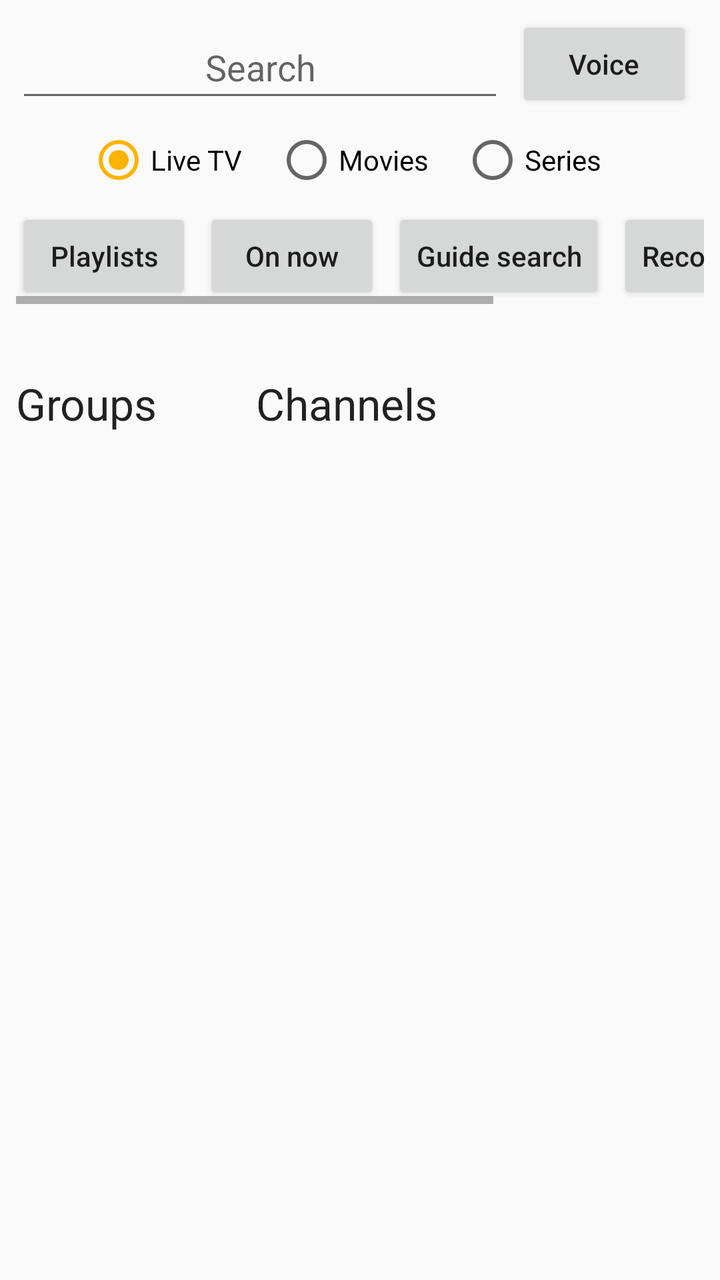
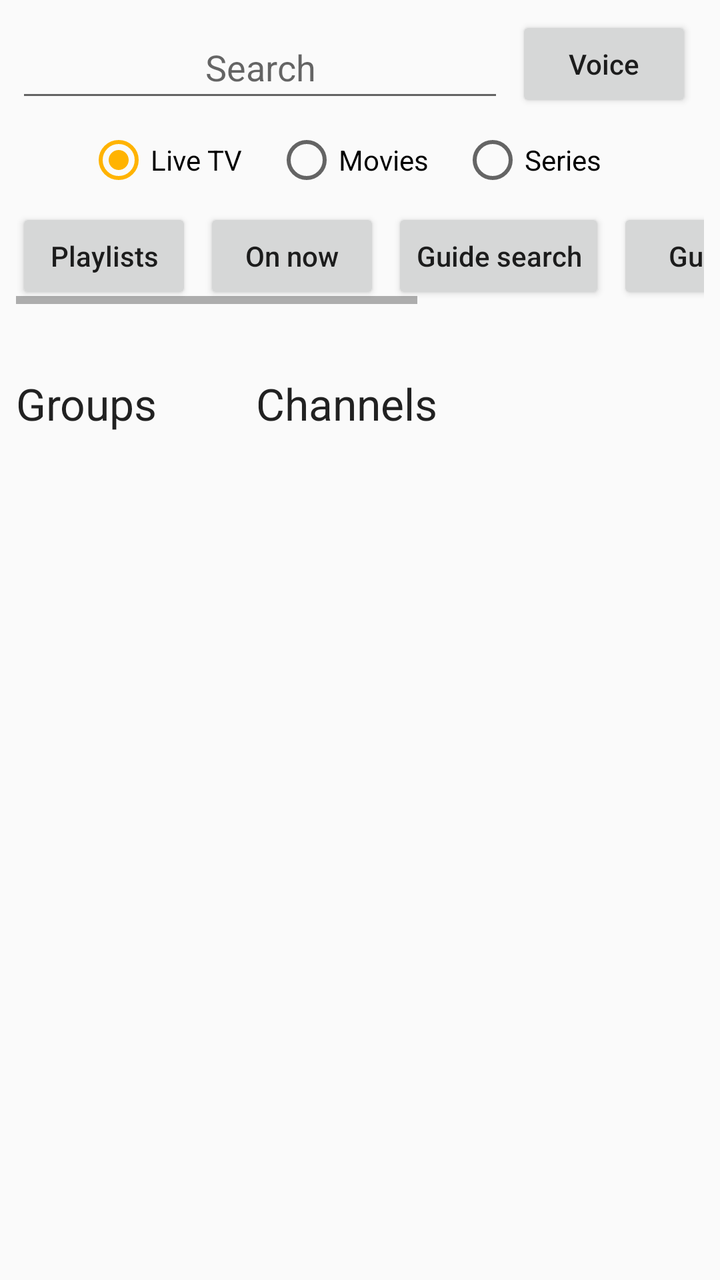

Screens rendered from an Android XML layout before and after an edit, with the pre-edit source and the edit as a unified diff.
<!-- AndroidManifest.xml: application theme AppTheme -->
<!-- res/layout/activity_main.xml -->
<?xml version="1.0" encoding="utf-8"?>
<LinearLayout xmlns:android="http://schemas.android.com/apk/res/android"
	android:layout_width="match_parent"
	android:layout_height="match_parent"
	android:orientation="vertical"
	android:padding="8dp">

	
	<LinearLayout
		android:layout_width="match_parent"
		android:layout_height="wrap_content"
		android:layout_marginHorizontal="@dimen/search_margin"
		android:gravity="center_vertical"
		android:orientation="horizontal">

		<EditText
			android:id="@+id/filter"
			android:layout_width="0dp"
			android:layout_height="wrap_content"
			android:layout_weight="1"
			android:gravity="center"
			android:hint="@string/search"
			android:imeOptions="actionSearch"
			android:importantForAutofill="no"
			android:inputType="text"
			android:minHeight="48dp" />

		<Button
			android:id="@+id/btnVoice"
			style="@style/BarButton"
			android:layout_marginStart="6dp"
			android:text="@string/voice_search" />
	</LinearLayout>

	<RadioGroup
		android:id="@+id/sections"
		android:layout_width="match_parent"
		android:layout_height="wrap_content"
		android:contentDescription="@string/section"
		android:gravity="center_horizontal"
		android:orientation="horizontal">

		<RadioButton android:id="@+id/secLive" style="@style/SectionRadio" android:checked="true" android:text="@string/live_tv" />
		<RadioButton android:id="@+id/secMovies" style="@style/SectionRadio" android:text="@string/movies" />
		<RadioButton android:id="@+id/secSeries" style="@style/SectionRadio" android:text="@string/series" />
	</RadioGroup>

	
	<HorizontalScrollView
		android:layout_width="match_parent"
		android:layout_height="wrap_content">

		<LinearLayout
			android:layout_width="wrap_content"
			android:layout_height="wrap_content"
			android:orientation="horizontal">

			<Button android:id="@+id/btnSources" style="@style/BarButton" android:text="@string/playlists_and_guides" />
			<Button android:id="@+id/btnOnNow" style="@style/BarButton" android:text="@string/whats_on_now" />
			<Button android:id="@+id/btnGuideSearch" style="@style/BarButton" android:text="@string/search_guide" />
			<Button android:id="@+id/btnRecordings" style="@style/BarButton" android:text="@string/recordings" />
			<Button android:id="@+id/btnMore" style="@style/BarButton" android:text="@string/more" />
		</LinearLayout>
	</HorizontalScrollView>

	<TextView
		android:id="@+id/status"
		android:layout_width="match_parent"
		android:layout_height="wrap_content"
		android:accessibilityLiveRegion="polite"
		android:paddingVertical="4dp" />

	<LinearLayout
		android:layout_width="match_parent"
		android:layout_height="0dp"
		android:layout_weight="1"
		android:baselineAligned="false"
		android:orientation="horizontal">

		<LinearLayout
			android:layout_width="0dp"
			android:layout_height="match_parent"
			android:layout_weight="1"
			android:orientation="vertical">

			<TextView
				android:id="@+id/groupsHeading"
				style="@style/Heading"
				android:text="@string/groups" />

			<androidx.recyclerview.widget.RecyclerView
				android:id="@+id/groups"
				android:layout_width="match_parent"
				android:layout_height="match_parent"
				android:contentDescription="@string/groups" />
		</LinearLayout>

		<LinearLayout
			android:layout_width="0dp"
			android:layout_height="match_parent"
			android:layout_marginStart="8dp"
			android:layout_weight="2"
			android:orientation="vertical">

			<TextView
				android:id="@+id/channelsHeading"
				style="@style/Heading"
				android:text="@string/channels" />

			<androidx.recyclerview.widget.RecyclerView
				android:id="@+id/channels"
				android:layout_width="match_parent"
				android:layout_height="0dp"
				android:layout_weight="1"
				android:contentDescription="@string/channels" />

			<TextView
				android:id="@+id/details"
				android:layout_width="match_parent"
				android:layout_height="wrap_content"
				android:maxLines="4"
				android:paddingVertical="4dp" />
		</LinearLayout>
	</LinearLayout>
</LinearLayout>
<!-- resources referenced by this layout -->
<resources>
  <dimen name="search_margin">0dp</dimen>
  <string name="channels">Channels</string>
  <string name="groups">Groups</string>
  <string name="live_tv">Live TV</string>
  <string name="more">More</string>
  <string name="movies">Movies</string>
  <string name="playlists_and_guides">Playlists</string>
  <string name="recordings">Recordings</string>
  <string name="search">Search</string>
  <string name="search_guide">Guide search</string>
  <string name="section">Section</string>
  <string name="series">Series</string>
  <string name="voice_search">Voice</string>
  <string name="whats_on_now">On now</string>
  <style name="BarButton" parent="Widget.AppCompat.Button">
  		<item name="android:layout_width">wrap_content</item>
  		<item name="android:layout_height">wrap_content</item>
  		<item name="android:minHeight">48dp</item>
  		<item name="android:layout_marginEnd">6dp</item>
  		<item name="android:textAllCaps">false</item>
  		<item name="android:foreground">@drawable/focus_ring</item>
  	</style>
  <style name="Heading">
  		<item name="android:layout_width">match_parent</item>
  		<item name="android:layout_height">wrap_content</item>
  		<item name="android:paddingTop">8dp</item>
  		<item name="android:paddingBottom">4dp</item>
  		<item name="android:textAppearance">?android:attr/textAppearanceLarge</item>
  		<item name="android:accessibilityHeading">true</item>
  	</style>
  <style name="SectionRadio" parent="Widget.AppCompat.CompoundButton.RadioButton">
  		<item name="android:layout_width">wrap_content</item>
  		<item name="android:layout_height">wrap_content</item>
  		<item name="android:minHeight">48dp</item>
  		<item name="android:layout_marginEnd">16dp</item>
  		<item name="android:foreground">@drawable/focus_ring</item>
  	</style>
  <style name="AppTheme" parent="Theme.AppCompat.DayNight.DarkActionBar">
  		<item name="colorPrimary">@color/brand</item>
  		<item name="colorPrimaryDark">@color/brand_dark</item>
  		<item name="colorAccent">@color/focus_ring</item>
  	</style>
  <!-- drawable focus_ring (drawable) -->
  <?xml version="1.0" encoding="utf-8"?>
  <selector xmlns:android="http://schemas.android.com/apk/res/android">
  	<item android:state_focused="true">
  		<shape>
  			<stroke android:width="3dp" android:color="@color/focus_ring" />
  			<corners android:radius="4dp" />
  		</shape>
  	</item>
  	<item android:drawable="@android:color/transparent" />
  </selector>
  <color name="brand">#0B5394</color>
  <color name="brand_dark">#073763</color>
  <color name="focus_ring">#FFB300</color>
</resources>

<!-- the commit's change to res/layout/activity_main.xml (unified diff, before → after) -->
@@ -58,6 +58,7 @@
 			<Button android:id="@+id/btnSources" style="@style/BarButton" android:text="@string/playlists_and_guides" />
 			<Button android:id="@+id/btnOnNow" style="@style/BarButton" android:text="@string/whats_on_now" />
 			<Button android:id="@+id/btnGuideSearch" style="@style/BarButton" android:text="@string/search_guide" />
+			<Button android:id="@+id/btnChannelGuide" style="@style/BarButton" android:text="@string/channel_guide" />
 			<Button android:id="@+id/btnRecordings" style="@style/BarButton" android:text="@string/recordings" />
 			<Button android:id="@+id/btnMore" style="@style/BarButton" android:text="@string/more" />
 		</LinearLayout>
<!-- resource entries referenced after the edit -->
@@ -1,6 +1,7 @@
 <!-- resources referenced by this layout -->
 <resources>
   <dimen name="search_margin">0dp</dimen>
+  <string name="channel_guide">Guide</string>
   <string name="channels">Channels</string>
   <string name="groups">Groups</string>
   <string name="live_tv">Live TV</string>
